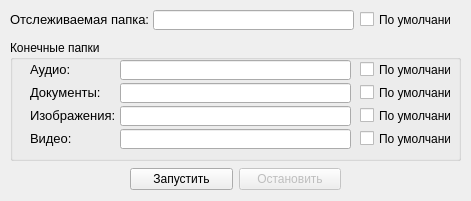
Above: design.ui from SadScream/autoFileManager before the change. Below: the same form after it.
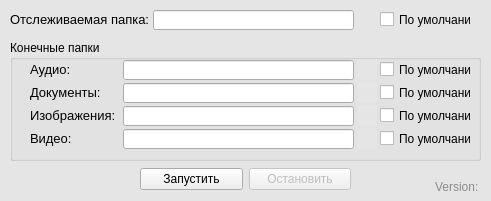
That is the form after the change. Icons and pictures are not drawn.

Commit message: folder buttons added; stable

The edit to the form file:
```diff
--- a/design.ui
+++ b/design.ui
@@ -9,10 +9,22 @@
    <rect>
     <x>0</x>
     <y>0</y>
-    <width>471</width>
+    <width>491</width>
     <height>201</height>
    </rect>
   </property>
+  <property name="minimumSize">
+   <size>
+    <width>491</width>
+    <height>201</height>
+   </size>
+  </property>
+  <property name="maximumSize">
+   <size>
+    <width>491</width>
+    <height>201</height>
+   </size>
+  </property>
   <property name="windowTitle">
    <string>FileManager</string>
   </property>
@@ -22,7 +34,7 @@
   </property>
   <property name="styleSheet">
    <string notr="true">QMainWindow {
-	background-color: rgb(229, 229, 229)r;
+	background-color: rgb(229, 229, 229);
 }</string>
   </property>
   <widget class="QWidget" name="centralwidget">
@@ -57,7 +69,7 @@
    <widget class="QCheckBox" name="trackingDef">
     <property name="geometry">
      <rect>
-      <x>360</x>
+      <x>380</x>
       <y>11</y>
       <width>91</width>
       <height>17</height>
@@ -75,7 +87,7 @@
      <rect>
       <x>10</x>
       <y>40</y>
-      <width>451</width>
+      <width>471</width>
       <height>121</height>
      </rect>
     </property>
@@ -163,7 +175,7 @@
     <widget class="QLineEdit" name="Aud">
      <property name="geometry">
       <rect>
-       <x>110</x>
+       <x>113</x>
        <y>20</y>
        <width>231</width>
        <height>20</height>
@@ -179,7 +191,7 @@
     <widget class="QLineEdit" name="Doc">
      <property name="geometry">
       <rect>
-       <x>110</x>
+       <x>113</x>
        <y>43</y>
        <width>231</width>
        <height>20</height>
@@ -192,7 +204,7 @@
     <widget class="QLineEdit" name="Img">
      <property name="geometry">
       <rect>
-       <x>110</x>
+       <x>113</x>
        <y>66</y>
        <width>231</width>
        <height>20</height>
@@ -205,7 +217,7 @@
     <widget class="QLineEdit" name="Vid">
      <property name="geometry">
       <rect>
-       <x>110</x>
+       <x>113</x>
        <y>89</y>
        <width>231</width>
        <height>20</height>
@@ -218,7 +230,7 @@
     <widget class="QCheckBox" name="audDef">
      <property name="geometry">
       <rect>
-       <x>350</x>
+       <x>370</x>
        <y>21</y>
        <width>91</width>
        <height>17</height>
@@ -231,7 +243,7 @@
     <widget class="QCheckBox" name="docDef">
      <property name="geometry">
       <rect>
-       <x>350</x>
+       <x>370</x>
        <y>44</y>
        <width>91</width>
        <height>17</height>
@@ -244,7 +256,7 @@
     <widget class="QCheckBox" name="imgDef">
      <property name="geometry">
       <rect>
-       <x>350</x>
+       <x>370</x>
        <y>67</y>
        <width>91</width>
        <height>17</height>
@@ -257,7 +269,7 @@
     <widget class="QCheckBox" name="vidDef">
      <property name="geometry">
       <rect>
-       <x>350</x>
+       <x>370</x>
        <y>90</y>
        <width>91</width>
        <height>17</height>
@@ -267,11 +279,123 @@
       <string>По умолчанию</string>
      </property>
     </widget>
+    <widget class="QPushButton" name="getAudPath">
+     <property name="geometry">
+      <rect>
+       <x>347</x>
+       <y>19</y>
+       <width>20</width>
+       <height>21</height>
+      </rect>
+     </property>
+     <property name="styleSheet">
+      <string notr="true">QPushButton {
+border: none;
+background-color: rgb(229, 229, 229);
+}
+
+QPushButton:hover {
+background-color: rgb(203, 203, 203);
+}
+
+QPushButton:pressed {
+background-color: rgb(168, 168, 168);
+}</string>
+     </property>
+     <property name="icon">
+      <iconset resource="res.qrc">
+       <normaloff>:/icons/icons/open_folder.png</normaloff>:/icons/icons/open_folder.png</iconset>
+     </property>
+    </widget>
+    <widget class="QPushButton" name="getDocPath">
+     <property name="geometry">
+      <rect>
+       <x>347</x>
+       <y>42</y>
+       <width>20</width>
+       <height>21</height>
+      </rect>
+     </property>
+     <property name="styleSheet">
+      <string notr="true">QPushButton {
+border: none;
+background-color: rgb(229, 229, 229);
+}
+
+QPushButton:hover {
+background-color: rgb(203, 203, 203);
+}
+
+QPushButton:pressed {
+background-color: rgb(168, 168, 168);
+}</string>
+     </property>
+     <property name="icon">
+      <iconset resource="res.qrc">
+       <normaloff>:/icons/icons/open_folder.png</normaloff>:/icons/icons/open_folder.png</iconset>
+     </property>
+    </widget>
+    <widget class="QPushButton" name="getImgPath">
+     <property name="geometry">
+      <rect>
+       <x>347</x>
+       <y>65</y>
+       <width>20</width>
+       <height>21</height>
+      </rect>
+     </property>
+     <property name="styleSheet">
+      <string notr="true">QPushButton {
+border: none;
+background-color: rgb(229, 229, 229);
+}
+
+QPushButton:hover {
+background-color: rgb(203, 203, 203);
+}
+
+QPushButton:pressed {
+background-color: rgb(168, 168, 168);
+}</string>
+     </property>
+     <property name="icon">
+      <iconset resource="res.qrc">
+       <normaloff>:/icons/icons/open_folder.png</normaloff>:/icons/icons/open_folder.png</iconset>
+     </property>
+    </widget>
+    <widget class="QPushButton" name="getVidPath">
+     <property name="geometry">
+      <rect>
+       <x>347</x>
+       <y>88</y>
+       <width>20</width>
+       <height>21</height>
+      </rect>
+     </property>
+     <property name="styleSheet">
+      <string notr="true">QPushButton {
+border: none;
+background-color: rgb(229, 229, 229);
+}
+
+QPushButton:hover {
+background-color: rgb(203, 203, 203);
+}
+
+QPushButton:pressed {
+background-color: rgb(168, 168, 168);
+}</string>
+     </property>
+     <property name="icon">
+      <iconset resource="res.qrc">
+       <normaloff>:/icons/icons/open_folder.png</normaloff>:/icons/icons/open_folder.png</iconset>
+     </property>
+    </widget>
    </widget>
    <widget class="QWidget" name="horizontalLayoutWidget">
     <property name="geometry">
      <rect>
-      <x>130</x>
+      <x>140</x>
       <y>164</y>
       <width>211</width>
       <height>31</height>
@@ -307,6 +431,53 @@
      </item>
     </layout>
    </widget>
+   <widget class="QLabel" name="versionLabel">
+    <property name="geometry">
+     <rect>
+      <x>435</x>
+      <y>180</y>
+      <width>47</width>
+      <height>13</height>
+     </rect>
+    </property>
+    <property name="styleSheet">
+     <string notr="true">QLabel {
+	font: 9px &quot;Times New Roman&quot;;
+	color: rgb(139, 139, 139);
+}</string>
+    </property>
+    <property name="text">
+     <string>Version:</string>
+    </property>
+   </widget>
+   <widget class="QPushButton" name="getTrackingPath">
+    <property name="geometry">
+     <rect>
+      <x>357</x>
+      <y>9</y>
+      <width>20</width>
+      <height>21</height>
+     </rect>
+    </property>
+    <property name="styleSheet">
+     <string notr="true">QPushButton {
+border: none;
+background-color: rgb(229, 229, 229);
+}
+
+QPushButton:hover {
+background-color: rgb(203, 203, 203);
+}
+
+QPushButton:pressed {
+background-color: rgb(168, 168, 168);
+}</string>
+    </property>
+    <property name="icon">
+     <iconset resource="res.qrc">
+      <normaloff>:/icons/icons/open_folder.png</normaloff>:/icons/icons/open_folder.png</iconset>
+    </property>
+   </widget>
   </widget>
  </widget>
  <resources>
```
The commit also changes 8 other files.
